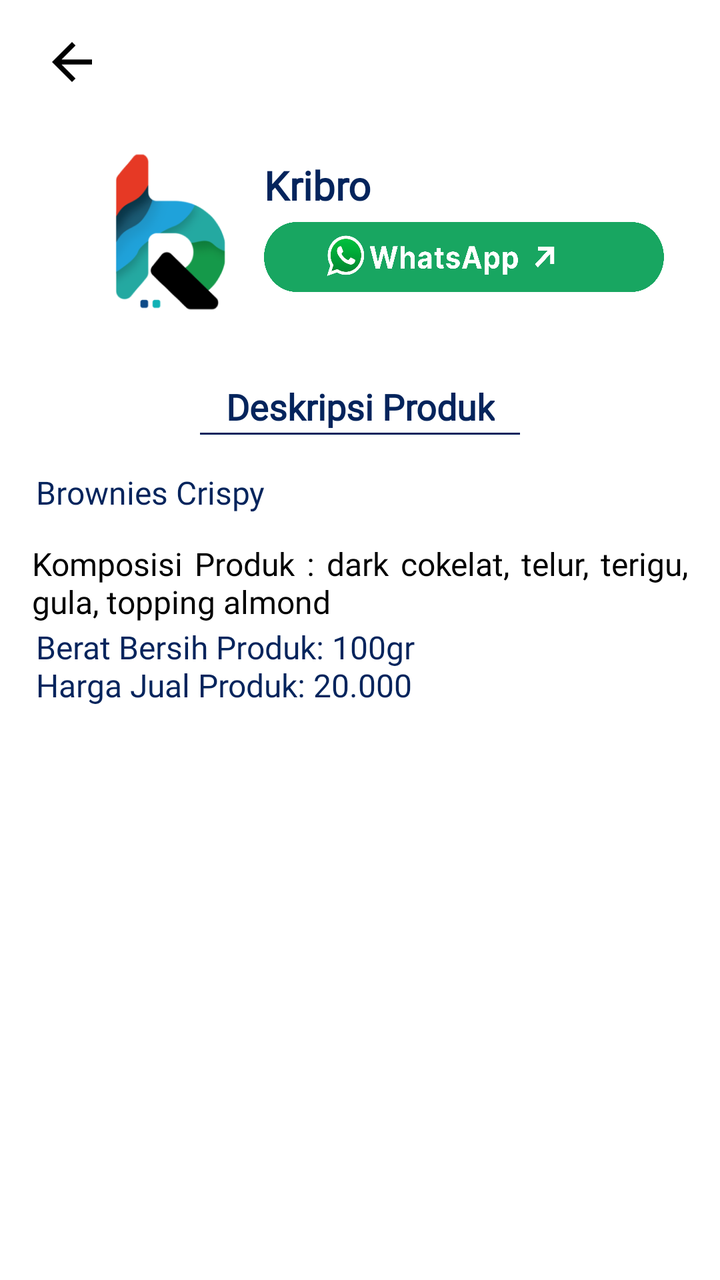
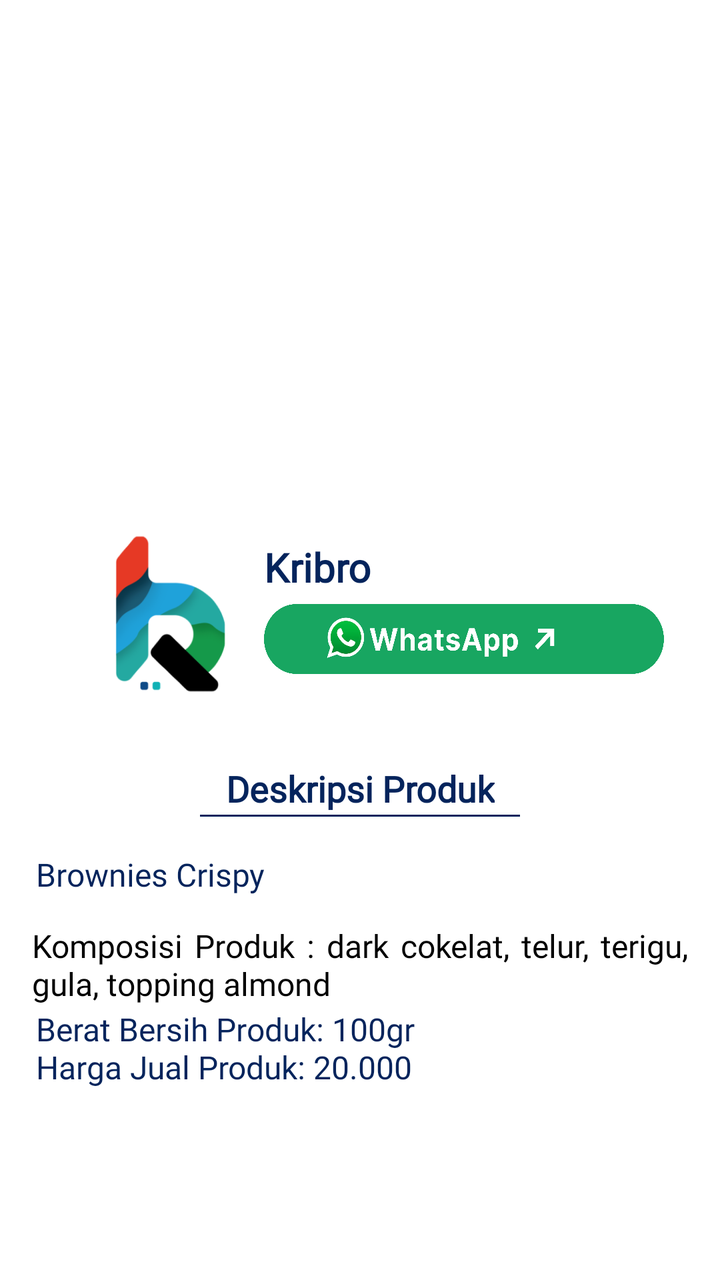

Screens rendered from an Android XML layout before and after an edit, with the pre-edit source and the edit as a unified diff.
<!-- AndroidManifest.xml: application theme Theme.MyApplication -->
<!-- res/layout/detail_umkm_11.xml -->
<?xml version="1.0" encoding="utf-8"?>
<androidx.constraintlayout.widget.ConstraintLayout xmlns:android="http://schemas.android.com/apk/res/android"
    xmlns:tools="http://schemas.android.com/tools"
    xmlns:app="http://schemas.android.com/apk/res-auto"
    android:layout_width="match_parent"
    android:layout_height="match_parent">

    <ImageView
        android:id="@+id/back_arrow"
        android:layout_width="40dp"
        android:layout_height="30dp"
        android:layout_margin="16dp"
        android:src="@drawable/back"
        app:layout_constraintTop_toTopOf="parent"
        app:layout_constraintStart_toStartOf="parent" />

    <ScrollView
        android:layout_width="match_parent"
        android:layout_height="0dp"
        app:layout_constraintTop_toBottomOf="@id/back_arrow"
        app:layout_constraintStart_toStartOf="parent"
        app:layout_constraintEnd_toEndOf="parent"
        app:layout_constraintBottom_toBottomOf="parent">

        <LinearLayout
            android:layout_width="match_parent"
            android:layout_height="wrap_content"
            android:orientation="vertical"
            android:padding="16dp">

            <LinearLayout
                android:id="@+id/umkm1_section"
                android:layout_width="match_parent"
                android:layout_height="wrap_content"
                android:layout_marginTop="2dp"
                android:orientation="horizontal">

                <ImageView
                    android:id="@+id/image_rb"
                    android:layout_width="100dp"
                    android:layout_height="100dp"
                    android:layout_marginTop="2dp"
                    android:src="@drawable/logorb"
                    android:paddingStart="37dp" />

                <LinearLayout
                    android:layout_width="0dp"
                    android:layout_height="wrap_content"
                    android:layout_weight="1"
                    android:orientation="vertical"
                    android:gravity="center_vertical"
                    android:layout_marginStart="16dp">

                    <TextView
                        android:id="@+id/title_umkm2"
                        android:layout_marginTop="15dp"
                        android:layout_width="match_parent"
                        android:layout_height="wrap_content"
                        android:fontFamily="@font/poppins_bold"
                        android:gravity="center_vertical"
                        android:text="Kribro "
                        android:textColor="@color/blue"
                        android:textSize="20sp"
                        android:textStyle="bold" />

                    <ImageButton
                        android:id="@+id/button_wa"
                        android:layout_width="200dp"
                        android:layout_height="35dp"
                        android:layout_marginTop="5dp"
                        android:background="@drawable/wa_detail"
                        android:paddingStart="24dp"
                        android:gravity="center"
                        app:layout_constraintBottom_toBottomOf="parent"
                        app:layout_constraintEnd_toEndOf="parent"
                        app:layout_constraintStart_toStartOf="parent" />
                </LinearLayout>
            </LinearLayout>

            <TextView
                android:id="@+id/description_title"
                android:layout_marginTop="25dp"
                android:layout_width="wrap_content"
                android:layout_height="wrap_content"
                android:fontFamily="@font/poppins_bold"
                android:text="Deskripsi Produk"
                android:textColor="@color/blue"
                android:textSize="18sp"
                android:textStyle="bold"
                android:gravity="center_horizontal"
                android:layout_gravity="center_horizontal" />

            <View
                android:id="@+id/line_below_text"
                android:layout_width="160dp"
                android:layout_height="1dp"
                android:layout_marginTop="1dp"
                android:background="@color/blue"
                android:layout_gravity="center_horizontal" />

            <TextView
                android:id="@+id/judul1"
                android:layout_width="match_parent"
                android:layout_height="wrap_content"
                android:layout_marginStart="2dp"
                android:layout_marginTop="18dp"
                android:layout_marginEnd="6dp"
                android:fontFamily="@font/poppins_bold"
                android:text="Brownies Crispy"
                android:textColor="@color/blue"
                android:textSize="16sp"
                app:layout_constraintEnd_toEndOf="parent"
                app:layout_constraintStart_toStartOf="parent"/>

            <TextView
                android:id="@+id/text_umkm3"
                android:layout_width="match_parent"
                android:layout_height="wrap_content"
                android:layout_marginTop="14dp"
                android:textSize="16sp"
                android:textColor="@color/black"
                android:justificationMode="inter_word"
                android:fontFamily="@font/poppins_regular"
                android:text="Komposisi Produk : dark cokelat, telur, terigu, gula, topping almond"
                app:layout_constraintTop_toBottomOf="@id/line_below_text" />

            <TextView
                android:id="@+id/harga1"
                android:layout_width="match_parent"
                android:layout_height="wrap_content"
                android:layout_marginStart="2dp"
                android:layout_marginTop="1dp"
                android:layout_marginEnd="16dp"
                android:fontFamily="@font/poppins_bold"
                android:text="Berat Bersih Produk: 100gr\nHarga Jual Produk: 20.000"
                android:textColor="@color/blue"
                android:textSize="16sp"
                app:layout_constraintEnd_toEndOf="parent"
                app:layout_constraintStart_toStartOf="parent" />

        </LinearLayout>
    </ScrollView>

</androidx.constraintlayout.widget.ConstraintLayout>
<!-- resources referenced by this layout -->
<resources>
  <color name="black">#FF000000</color>
  <color name="blue">#04245C</color>
  <!-- drawable back (drawable) -->
  <vector xmlns:android="http://schemas.android.com/apk/res/android" android:autoMirrored="true" android:height="24dp" android:tint="#000000" android:viewportHeight="24" android:viewportWidth="24" android:width="24dp">
        
      <path android:fillColor="@android:color/white" android:pathData="M20,11H7.83l5.59,-5.59L12,4l-8,8 8,8 1.41,-1.41L7.83,13H20v-2z"/>
      
  </vector>
  <!-- drawable logorb: png bitmap (drawable, 46204 bytes) -->
  <!-- drawable wa_detail: png bitmap (drawable, 111318 bytes) -->
  <style name="Theme.MyApplication" parent="Theme.MaterialComponents.DayNight.DarkActionBar">
          
          <item name="colorPrimary">@color/purple_500</item>
          <item name="colorPrimaryVariant">@color/purple_700</item>
          <item name="colorOnPrimary">@color/white</item>
          
          <item name="colorSecondary">@color/teal_200</item>
          <item name="colorSecondaryVariant">@color/teal_700</item>
          <item name="colorOnSecondary">@color/black</item>
          
          <item name="android:statusBarColor">?attr/colorPrimaryVariant</item>
          
      </style>
  <color name="purple_500">#1FA1D8</color>
  <color name="purple_700">#1FA1D8</color>
  <color name="white">#FFFFFFFF</color>
  <color name="teal_200">#FF03DAC5</color>
  <color name="teal_700">#FF018786</color>
</resources>

<!-- the commit's change to res/layout/detail_umkm_11.xml (unified diff, before → after) -->
@@ -5,19 +5,11 @@
     android:layout_width="match_parent"
     android:layout_height="match_parent">
 
-    <ImageView
-        android:id="@+id/back_arrow"
-        android:layout_width="40dp"
-        android:layout_height="30dp"
-        android:layout_margin="16dp"
-        android:src="@drawable/back"
-        app:layout_constraintTop_toTopOf="parent"
-        app:layout_constraintStart_toStartOf="parent" />
+
 
     <ScrollView
         android:layout_width="match_parent"
         android:layout_height="0dp"
-        app:layout_constraintTop_toBottomOf="@id/back_arrow"
         app:layout_constraintStart_toStartOf="parent"
         app:layout_constraintEnd_toEndOf="parent"
         app:layout_constraintBottom_toBottomOf="parent">
@@ -138,6 +130,17 @@
                 app:layout_constraintEnd_toEndOf="parent"
                 app:layout_constraintStart_toStartOf="parent" />
 
+            <TextView
+                android:id="@+id/kosongdetailkatalog_bpp"
+                android:layout_width="0dp"
+                android:layout_height="wrap_content"
+                android:layout_marginStart="16dp"
+                android:layout_marginTop="58dp"
+                android:layout_marginEnd="16dp"
+                android:textSize="16sp"
+                app:layout_constraintStart_toStartOf="parent"
+                app:layout_constraintEnd_toEndOf="parent"
+                app:layout_constraintTop_toTopOf="parent" />
         </LinearLayout>
     </ScrollView>
 
<!-- resource entries referenced after the edit -->
@@ -2,12 +2,6 @@
 <resources>
   <color name="black">#FF000000</color>
   <color name="blue">#04245C</color>
-  <!-- drawable back (drawable) -->
-  <vector xmlns:android="http://schemas.android.com/apk/res/android" android:autoMirrored="true" android:height="24dp" android:tint="#000000" android:viewportHeight="24" android:viewportWidth="24" android:width="24dp">
-        
-      <path android:fillColor="@android:color/white" android:pathData="M20,11H7.83l5.59,-5.59L12,4l-8,8 8,8 1.41,-1.41L7.83,13H20v-2z"/>
-      
-  </vector>
   <!-- drawable logorb: png bitmap (drawable, 46204 bytes) -->
   <!-- drawable wa_detail: png bitmap (drawable, 111318 bytes) -->
   <style name="Theme.MyApplication" parent="Theme.MaterialComponents.DayNight.DarkActionBar">
